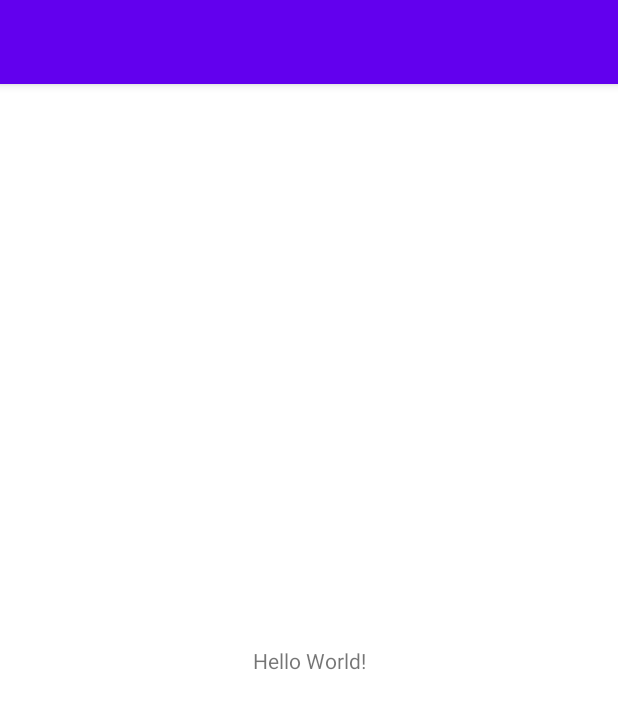
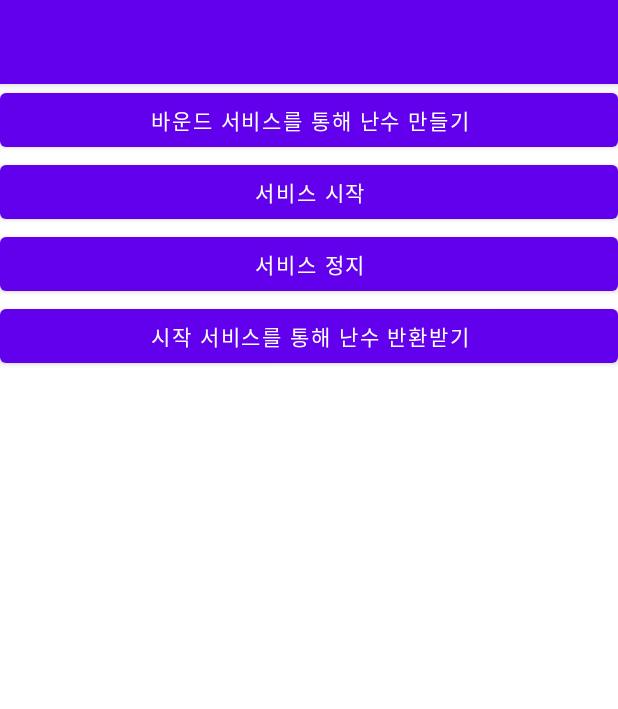
Before and after one commit to akwls/Kotlin_Android, an Android app: the screen it shows after launch (MainActivity), on a phone screen of 412 x 824 dp. Shown: the top 709 px of the screen. Run offline under Robolectric (Android 15) with nearby library versions, the phone set to English and light mode, and no system bars.

Commit message:
시작서비스, 브로드캐스트, 시스템 브로드캐스트

```diff
--- a/ServiceStudy/app/src/main/AndroidManifest.xml
+++ b/ServiceStudy/app/src/main/AndroidManifest.xml
@@ -18,6 +18,8 @@
                 <category android:name="android.intent.category.LAUNCHER" />
             </intent-filter>
         </activity>
+        <service android:name=".MyBoundService" />
+        <service android:name=".MyStartedService" />
     </application>
 
 </manifest>
--- a/ServiceStudy/app/src/main/java/wikibook/learnandroid/servicestudy/MainActivity.kt
+++ b/ServiceStudy/app/src/main/java/wikibook/learnandroid/servicestudy/MainActivity.kt
@@ -1,11 +1,123 @@
 package wikibook.learnandroid.servicestudy
 
+import android.content.*
 import androidx.appcompat.app.AppCompatActivity
 import android.os.Bundle
+import android.os.IBinder
+import android.util.Log
+import android.widget.Button
+import android.widget.Toast
 
-class MainActivity : AppCompatActivity() {
+class BroadCastReceiverForActivity : BroadcastReceiver() {
+    override fun onReceive(p0: Context?, p1: Intent?) {
+        if(p1?.action == "SEND_RANDOM_NUMBER") {
+            val num = p1.getIntExtra("num", -1)
+
+            Toast.makeText(p0, num.toString(), Toast.LENGTH_SHORT).show()
+        }
+    }
+
+}
+
+class SystemBroadcastMessageReceiver : BroadcastReceiver() {
+    override fun onReceive(p0: Context?, p1: Intent?) {
+        when(p1?.action) {
+            Intent.ACTION_POWER_CONNECTED -> Log.d("mytag", "충전 연결")
+            Intent.ACTION_POWER_DISCONNECTED -> Log.d("mytag", "충전 연결 해제")
+            Intent.ACTION_HEADSET_PLUG -> Log.d("mytag", "헤드셋 연결 상태 변경")
+            Intent.ACTION_SCREEN_ON -> Log.d("mytag", "화면 켜짐")
+            Intent.ACTION_SCREEN_OFF -> Log.d("mytag", "화면 꺼짐")
+        }
+    }
+
+}
+
+class MainActivity : AppCompatActivity(), ServiceConnection {
+
+    var myBinder : MyBoundService.MyBinder? = null
+    lateinit var broadcastReceiver : BroadcastReceiver
+    lateinit var systemBroadcastReceiver: BroadcastReceiver
+
     override fun onCreate(savedInstanceState: Bundle?) {
         super.onCreate(savedInstanceState)
         setContentView(R.layout.activity_main)
+
+        val boundServiceIntent = Intent(this, MyBoundService::class.java)
+
+        bindService(boundServiceIntent, this, Context.BIND_AUTO_CREATE)
+
+        findViewById<Button>(R.id.random_num_from_bound_service).setOnClickListener {
+            val randomNumber = myBinder?.service?.getRandomNum()
+            Toast.makeText(this, randomNumber.toString(), Toast.LENGTH_SHORT).show()
+        }
+
+        findViewById<Button>(R.id.start_service).setOnClickListener {
+            Toast.makeText(this, "서비스 시작", Toast.LENGTH_SHORT).show()
+
+            val serviceIntent = Intent(this, MyStartedService::class.java)
+            serviceIntent.putExtra("from", 1000)
+            serviceIntent.putExtra("until", 2000)
+
+            startService(serviceIntent)
+        }
+
+        findViewById<Button>(R.id.stop_service).setOnClickListener {
+            Toast.makeText(this, "서비스 정지", Toast.LENGTH_SHORT).show()
+
+            val serviceIntent = Intent(this, MyStartedService::class.java)
+            stopService(serviceIntent)
+        }
+
+        findViewById<Button>(R.id.random_service_from_started_service).setOnClickListener {
+            Log.d("mytag", "send broadcast")
+
+            val broadcastIntent = Intent("GENERATE_RANDOM_NUMBER")
+            sendBroadcast(broadcastIntent)
+        }
+
+        broadcastReceiver = BroadCastReceiverForActivity()
+
+        val filter = IntentFilter()
+        filter.addAction("SEND_RANDOM_NUMBER")
+
+        registerReceiver(broadcastReceiver, filter)
+
+        systemBroadcastReceiver = SystemBroadcastMessageReceiver()
+        val systemBroadcastFilter = IntentFilter()
+
+        systemBroadcastFilter.addAction(Intent.ACTION_POWER_CONNECTED)
+        systemBroadcastFilter.addAction(Intent.ACTION_POWER_DISCONNECTED)
+
+        systemBroadcastFilter.addAction(Intent.ACTION_HEADSET_PLUG)
+
+        systemBroadcastFilter.addAction(Intent.ACTION_SCREEN_ON)
+        systemBroadcastFilter.addAction(Intent.ACTION_SCREEN_OFF)
+
+        registerReceiver(systemBroadcastReceiver, systemBroadcastFilter)
+
+    }
+
+    override fun onServiceConnected(p0: ComponentName?, p1: IBinder?) {
+        Log.d("mytag", "바운드 서비스 : onServiceConnected")
+
+        myBinder = p1 as? MyBoundService.MyBinder
+    }
+
+    override fun onServiceDisconnected(p0: ComponentName?) {
+        Log.d("mytag", "바운드 서비스 : onServiceDisconnected")
+
+        myBinder = null
+    }
+
+    override fun onDestroy() {
+        super.onDestroy()
+
+        Log.d("mytag", "unbindService")
+
+        unbindService(this)
+
+        unregisterReceiver(broadcastReceiver)
+
+        unregisterReceiver(systemBroadcastReceiver)
     }
 }
--- a/ServiceStudy/app/src/main/java/wikibook/learnandroid/servicestudy/MyBoundService.kt
+++ b/ServiceStudy/app/src/main/java/wikibook/learnandroid/servicestudy/MyBoundService.kt
@@ -27,6 +27,6 @@ class MyBoundService : Service() {
         return super.onUnbind(intent)
     }
 
-    fun getRandomNum(from: Int, until: Int = 100) = Random.nextInt(from, until)
+    fun getRandomNum(from: Int = 0, until: Int = 100) = Random.nextInt(from, until)
 
 }
--- a/ServiceStudy/app/src/main/res/layout/activity_main.xml
+++ b/ServiceStudy/app/src/main/res/layout/activity_main.xml
@@ -1,18 +1,35 @@
 <?xml version="1.0" encoding="utf-8"?>
-<androidx.constraintlayout.widget.ConstraintLayout xmlns:android="http://schemas.android.com/apk/res/android"
+<LinearLayout xmlns:android="http://schemas.android.com/apk/res/android"
     xmlns:app="http://schemas.android.com/apk/res-auto"
     xmlns:tools="http://schemas.android.com/tools"
     android:layout_width="match_parent"
     android:layout_height="match_parent"
-    tools:context=".MainActivity">
+    tools:context=".MainActivity"
+    android:orientation="vertical">
 
-    <TextView
-        android:layout_width="wrap_content"
+    <Button
+        android:layout_width="match_parent"
         android:layout_height="wrap_content"
-        android:text="Hello World!"
-        app:layout_constraintBottom_toBottomOf="parent"
-        app:layout_constraintLeft_toLeftOf="parent"
-        app:layout_constraintRight_toRightOf="parent"
-        app:layout_constraintTop_toTopOf="parent" />
+        android:id="@+id/random_num_from_bound_service"
+        android:text="바운드 서비스를 통해 난수 만들기" />
 
-</androidx.constraintlayout.widget.ConstraintLayout>
+    <Button
+        android:layout_width="match_parent"
+        android:layout_height="wrap_content"
+        android:id="@+id/start_service"
+        android:text="서비스 시작" />
+
+    <Button
+        android:layout_width="match_parent"
+        android:layout_height="wrap_content"
+        android:id="@+id/stop_service"
+        android:text="서비스 정지" />
+
+    <Button
+        android:layout_width="match_parent"
+        android:layout_height="wrap_content"
+        android:id="@+id/random_service_from_started_service"
+        android:text="시작 서비스를 통해 난수 반환받기" />
+
+
+</LinearLayout>
```
Also changed, not shown: ServiceStudy/app/build.gradle (+6 -7 lines), ServiceStudy/app/src/main/java/wikibook/learnandroid/servicestudy/BroadcastReceiverForService.kt (added, +17 -0 lines), ServiceStudy/app/src/main/java/wikibook/learnandroid/servicestudy/MyStartedService.kt (added, +49 -0 lines).
